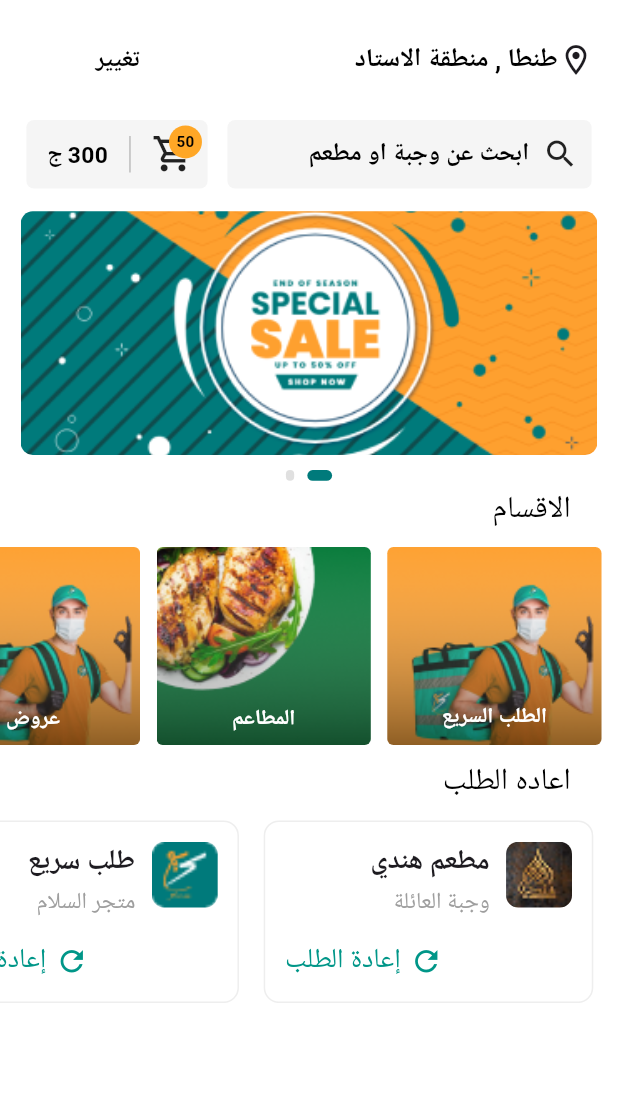
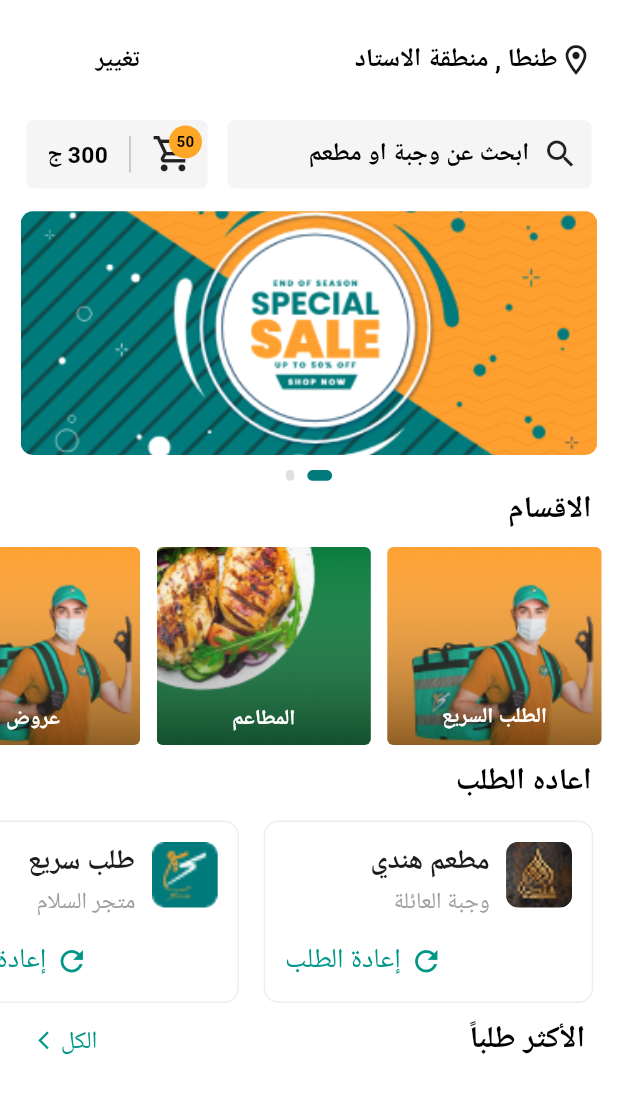
Before and after one commit to eslamwael22/ui_task, a Flutter app: the screen it shows after launch, on a phone screen of 412 x 824 dp. Shown: the top 1093 px of the screen. Run offline on Flutter 3.47's test engine with Material 3 defaults, Android fonts, the phone set to English and light mode, and no system bars; drawn by our look-alikes of carousel_slider; our stand-ins replace flutter_screenutil, google_fonts; Roboto replaces fonts that are missing (Cairo).

Commit message:
create section header and updata header of each section

```diff
--- /dev/null
+++ b/lib/core/widgets/section_header.dart
@@ -0,0 +1,62 @@
+import 'package:flutter/material.dart';
+import 'package:flutter_screenutil/flutter_screenutil.dart';
+import 'package:google_fonts/google_fonts.dart';
+
+class SectionHeader extends StatelessWidget {
+  final String title;
+  final bool showSeeAll;
+  final VoidCallback? onSeeAllPressed;
+
+  const SectionHeader({
+    super.key,
+    required this.title,
+    this.showSeeAll = false,
+    this.onSeeAllPressed,
+  });
+
+  @override
+  Widget build(BuildContext context) {
+    return Padding(
+      padding: EdgeInsets.symmetric(horizontal: 16.w),
+      child: Row(
+        children: [
+          Text(
+            title,
+            style: GoogleFonts.cairo(
+              fontSize: 20.sp,
+              fontWeight: FontWeight.w600,
+              color: Colors.black,
+            ),
+          ),
+
+          const Spacer(),
+
+          if (showSeeAll)
+            InkWell(
+              onTap: onSeeAllPressed,
+              borderRadius: BorderRadius.circular(8.r),
+              child: Row(
+                children: [
+                  Text(
+                    'الكل',
+                    style: GoogleFonts.cairo(
+                      fontSize: 16.sp,
+                      fontWeight: FontWeight.w500,
+                      color: Colors.teal,
+                    ),
+                  ),
+
+                  SizedBox(width: 4.w),
+                  Icon(
+                    Icons.arrow_forward_ios,
+                    size: 14.sp,
+                    color: Colors.teal,
+                  ),
+                ],
+              ),
+            ),
+        ],
+      ),
+    );
+  }
+}
--- a/lib/features/Home/views/home_view.dart
+++ b/lib/features/Home/views/home_view.dart
@@ -1,6 +1,7 @@
 import 'package:flutter/material.dart';
 import 'package:flutter_screenutil/flutter_screenutil.dart';
 import 'package:google_fonts/google_fonts.dart';
+import 'package:ui_screen/core/widgets/section_header.dart';
 import 'package:ui_screen/features/Home/widgets/cart_widget.dart';
 import 'package:ui_screen/features/Home/widgets/category_section.dart';
 import 'package:ui_screen/features/Home/widgets/home_slider.dart';
@@ -61,31 +62,22 @@ class HomeView extends StatelessWidget {
           SizedBox(height: 5.h),
           Padding(
             padding: EdgeInsets.only(left: 270.w),
-            child: Text(
-              'الاقسام',
-              style: GoogleFonts.cairo(
-                fontSize: 20.sp,
-                fontWeight: FontWeight.w400,
-                color: Colors.black,
-              ),
-            ),
+            child: SectionHeader(title: 'الاقسام', showSeeAll: false),
           ),
           SizedBox(height: 10.h),
           const CategorySection(),
           SizedBox(height: 10.h),
           Padding(
             padding: EdgeInsets.only(left: 240.w),
-            child: Text(
-              'اعاده الطلب',
-              style: GoogleFonts.cairo(
-                fontSize: 20.sp,
-                fontWeight: FontWeight.w400,
-                color: Colors.black,
-              ),
-            ),
+            child: SectionHeader(title: 'اعاده الطلب', showSeeAll: false),
           ),
           SizedBox(height: 10.h),
           const ReorderSection(),
+          SizedBox(height: 10.h),
+          Padding(
+            padding: EdgeInsets.symmetric(horizontal: 4.w),
+            child: SectionHeader(title: 'الأكثر طلباً', showSeeAll: true),
+          ),
         ],
       ),
     );
--- /dev/null
+++ b/lib/features/Home/widgets/most_order_selection.dart
@@ -0,0 +1,22 @@
+import 'package:flutter/material.dart';
+import 'package:flutter_screenutil/flutter_screenutil.dart';
+import 'package:ui_screen/features/Home/data/most_order_data.dart';
+import 'package:ui_screen/features/Home/widgets/most_order_item.dart';
+
+class CategorySection extends StatelessWidget {
+  const CategorySection({super.key});
+
+  @override
+  Widget build(BuildContext context) {
+    return SizedBox(
+      height: 250.h,
+      child: ListView.builder(
+        scrollDirection: Axis.horizontal,
+        itemCount: MostOrderData.items.length,
+        itemBuilder: (context, index) {
+          return MostOrderItem(item: MostOrderData.items[index]);
+        },
+      ),
+    );
+  }
+}
```
Also changed, not shown: lib/features/Home/widgets/most_order_item.dart (added, +105 -0 lines).
